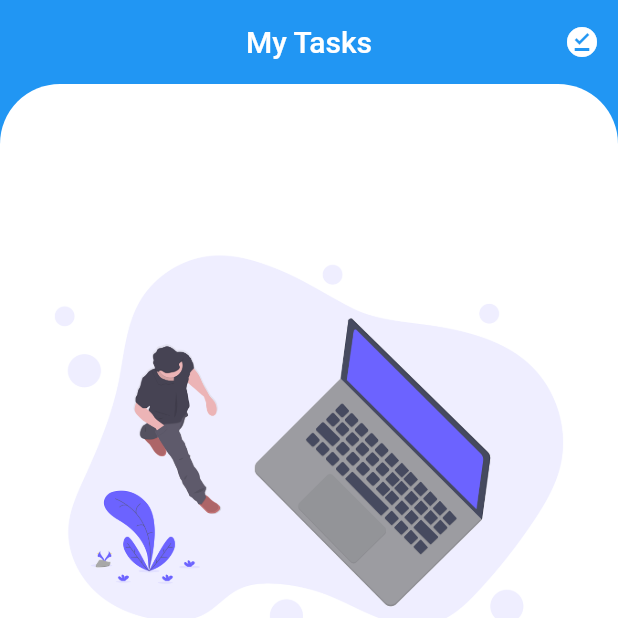
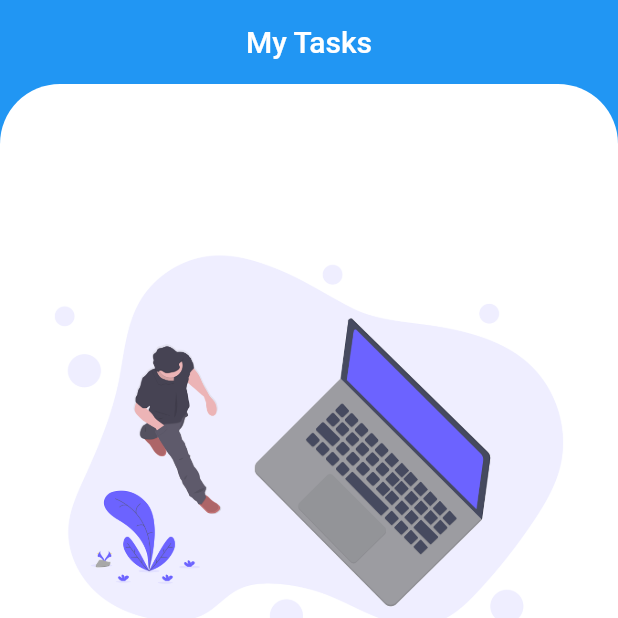
Before and after one commit to mangoliprasanna/Task-App, a Flutter app: the screen it shows after launch, on a phone screen of 412 x 824 dp, the top half of it. Run offline on Flutter 3.47's test engine with Material 2 defaults, Android fonts, the phone set to English and light mode, and no system bars; our stand-ins replace sqflite; accounts and stored records are empty.

Commit message:
Code Layout

```diff
--- a/lib/main.dart
+++ b/lib/main.dart
@@ -1,5 +1,4 @@
 import 'package:flutter/material.dart';
-import 'package:intl/intl.dart';
 import 'package:tasks/data/task_provider.dart';
 import 'package:tasks/models/task.dart';
 import 'package:tasks/new_task.dart';
@@ -82,12 +81,6 @@ class _MyHomePageState extends State<MyHomePage> {
         elevation: 0.0,
         centerTitle: true,
         title: Text(widget.title),
-        actions: <Widget>[
-          IconButton(
-            icon: Icon(Icons.offline_pin),
-            onPressed: () {},
-          )
-        ],
       ),
       body: Container(
         color: Colors.blue,
@@ -97,7 +90,8 @@ class _MyHomePageState extends State<MyHomePage> {
             color: Colors.white,
             borderRadius: BorderRadius.only(
               topLeft: Radius.circular(40.0),
-                topRight: Radius.circular(40.0)),
+              topRight: Radius.circular(40.0),
+            ),
           ),
           child: FutureBuilder(
             future: _dbProvider.getPendingTasks(),
@@ -147,7 +141,8 @@ class _MyHomePageState extends State<MyHomePage> {
                             Task currentTask = allTask[position];
                             if (direction.index == 2) {
                               _dbProvider.deleteTask(allTask[position]);
-                              Scaffold.of(context).showSnackBar(SnackBar(
+                              Scaffold.of(context).showSnackBar(
+                                SnackBar(
                                   content: Text("Task Deleted."),
                                   action: SnackBarAction(
                                     label: 'Undo',
@@ -156,7 +151,8 @@ class _MyHomePageState extends State<MyHomePage> {
                                       setState(() {});
                                     },
                                   ),
-                              ));
+                                ),
+                              );
                             } else {
                               currentTask.complete();
                               _dbProvider.updateTask(currentTask);
```
Lines whose indentation alone changed are shown as unchanged.
